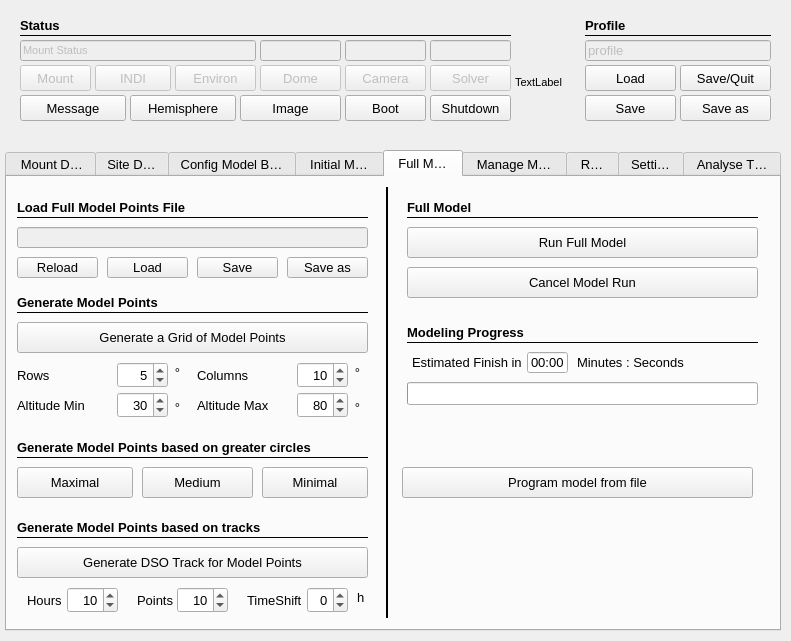
Qt form mountwizzard/gui/main_window_ui.ui (sayitfast/MountWizzard3) before a commit.
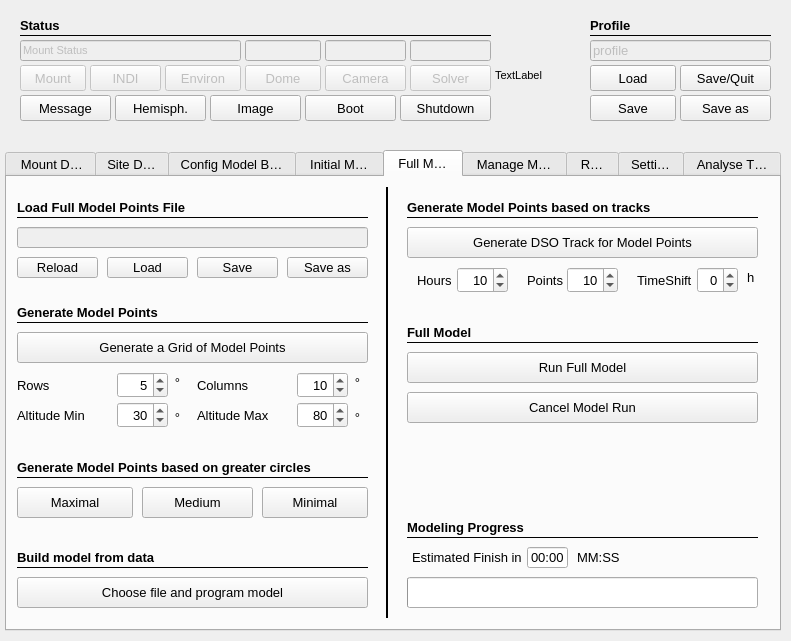
The same form after that commit. The open tabs and pages were chosen to show the change.

Commit message: update gui next step

What changed in the file:
```diff
--- a/mountwizzard/gui/main_window_ui.ui
+++ b/mountwizzard/gui/main_window_ui.ui
@@ -75,7 +75,7 @@
     <rect>
      <x>20</x>
      <y>40</y>
-     <width>236</width>
+     <width>221</width>
      <height>21</height>
     </rect>
    </property>
@@ -6545,7 +6545,7 @@
      <property name="geometry">
       <rect>
        <x>10</x>
-       <y>145</y>
+       <y>155</y>
        <width>351</width>
        <height>31</height>
       </rect>
@@ -6561,7 +6561,7 @@
      <property name="geometry">
       <rect>
        <x>10</x>
-       <y>115</y>
+       <y>125</y>
        <width>171</width>
        <height>21</height>
       </rect>
@@ -6581,7 +6581,7 @@
      <property name="geometry">
       <rect>
        <x>190</x>
-       <y>185</y>
+       <y>195</y>
        <width>101</width>
        <height>26</height>
       </rect>
@@ -6599,7 +6599,7 @@
      <property name="geometry">
       <rect>
        <x>10</x>
-       <y>185</y>
+       <y>195</y>
        <width>91</width>
        <height>26</height>
       </rect>
@@ -6617,7 +6617,7 @@
      <property name="geometry">
       <rect>
        <x>135</x>
-       <y>290</y>
+       <y>310</y>
        <width>111</width>
        <height>31</height>
       </rect>
@@ -6633,7 +6633,7 @@
      <property name="geometry">
       <rect>
        <x>10</x>
-       <y>290</y>
+       <y>310</y>
        <width>116</width>
        <height>31</height>
       </rect>
@@ -6649,7 +6649,7 @@
      <property name="geometry">
       <rect>
        <x>110</x>
-       <y>185</y>
+       <y>195</y>
        <width>51</width>
        <height>26</height>
       </rect>
@@ -6703,7 +6703,7 @@
      <property name="geometry">
       <rect>
        <x>290</x>
-       <y>185</y>
+       <y>195</y>
        <width>51</width>
        <height>26</height>
       </rect>
@@ -6741,7 +6741,7 @@
      <property name="geometry">
       <rect>
        <x>400</x>
-       <y>50</y>
+       <y>175</y>
        <width>351</width>
        <height>31</height>
       </rect>
@@ -6756,8 +6756,8 @@
     <widget class="Line" name="line_26">
      <property name="geometry">
       <rect>
-       <x>10</x>
-       <y>360</y>
+       <x>400</x>
+       <y>40</y>
        <width>351</width>
        <height>1</height>
       </rect>
@@ -6773,7 +6773,7 @@
      <property name="geometry">
       <rect>
        <x>400</x>
-       <y>90</y>
+       <y>215</y>
        <width>351</width>
        <height>31</height>
       </rect>
@@ -6792,7 +6792,7 @@
      <property name="geometry">
       <rect>
        <x>10</x>
-       <y>135</y>
+       <y>145</y>
        <width>351</width>
        <height>1</height>
       </rect>
@@ -6807,8 +6807,8 @@
     <widget class="QPushButton" name="btn_generateDSOPoints">
      <property name="geometry">
       <rect>
-       <x>10</x>
-       <y>370</y>
+       <x>400</x>
+       <y>50</y>
        <width>351</width>
        <height>31</height>
       </rect>
@@ -6846,7 +6846,7 @@
      <property name="geometry">
       <rect>
        <x>10</x>
-       <y>280</y>
+       <y>300</y>
        <width>351</width>
        <height>1</height>
       </rect>
@@ -6861,8 +6861,8 @@
     <widget class="QDoubleSpinBox" name="numberHoursDSO">
      <property name="geometry">
       <rect>
-       <x>60</x>
-       <y>410</y>
+       <x>450</x>
+       <y>90</y>
        <width>51</width>
        <height>26</height>
       </rect>
@@ -6899,8 +6899,8 @@
     <widget class="QLabel" name="label_181">
      <property name="geometry">
       <rect>
-       <x>20</x>
-       <y>410</y>
+       <x>410</x>
+       <y>90</y>
        <width>41</width>
        <height>26</height>
       </rect>
@@ -6917,8 +6917,8 @@
     <widget class="QLabel" name="label_188">
      <property name="geometry">
       <rect>
-       <x>130</x>
-       <y>410</y>
+       <x>520</x>
+       <y>90</y>
        <width>41</width>
        <height>26</height>
       </rect>
@@ -6935,8 +6935,8 @@
     <widget class="QDoubleSpinBox" name="numberPointsDSO">
      <property name="geometry">
       <rect>
-       <x>170</x>
-       <y>410</y>
+       <x>560</x>
+       <y>90</y>
        <width>51</width>
        <height>26</height>
       </rect>
@@ -6973,8 +6973,8 @@
     <widget class="QLabel" name="label_189">
      <property name="geometry">
       <rect>
-       <x>240</x>
-       <y>410</y>
+       <x>630</x>
+       <y>90</y>
        <width>61</width>
        <height>26</height>
       </rect>
@@ -6991,8 +6991,8 @@
     <widget class="QDoubleSpinBox" name="numberHoursPreview">
      <property name="geometry">
       <rect>
-       <x>300</x>
-       <y>410</y>
+       <x>690</x>
+       <y>90</y>
        <width>41</width>
        <height>26</height>
       </rect>
@@ -7030,7 +7030,7 @@
      <property name="geometry">
       <rect>
        <x>190</x>
-       <y>215</y>
+       <y>225</y>
        <width>101</width>
        <height>26</height>
       </rect>
@@ -7048,7 +7048,7 @@
      <property name="geometry">
       <rect>
        <x>290</x>
-       <y>215</y>
+       <y>225</y>
        <width>51</width>
        <height>26</height>
       </rect>
@@ -7086,7 +7086,7 @@
      <property name="geometry">
       <rect>
        <x>110</x>
-       <y>215</y>
+       <y>225</y>
        <width>51</width>
        <height>26</height>
       </rect>
@@ -7124,7 +7124,7 @@
      <property name="geometry">
       <rect>
        <x>10</x>
-       <y>215</y>
+       <y>225</y>
        <width>91</width>
        <height>26</height>
       </rect>
@@ -7142,7 +7142,7 @@
      <property name="geometry">
       <rect>
        <x>340</x>
-       <y>185</y>
+       <y>195</y>
        <width>21</width>
        <height>20</height>
       </rect>
@@ -7166,7 +7166,7 @@
      <property name="geometry">
       <rect>
        <x>340</x>
-       <y>220</y>
+       <y>230</y>
        <width>21</width>
        <height>20</height>
       </rect>
@@ -7190,7 +7190,7 @@
      <property name="geometry">
       <rect>
        <x>160</x>
-       <y>185</y>
+       <y>195</y>
        <width>21</width>
        <height>20</height>
       </rect>
@@ -7214,7 +7214,7 @@
      <property name="geometry">
       <rect>
        <x>160</x>
-       <y>220</y>
+       <y>230</y>
        <width>21</width>
        <height>20</height>
       </rect>
@@ -7238,7 +7238,7 @@
      <property name="geometry">
       <rect>
        <x>255</x>
-       <y>290</y>
+       <y>310</y>
        <width>106</width>
        <height>31</height>
       </rect>
@@ -7253,8 +7253,8 @@
     <widget class="QLabel" name="label_204">
      <property name="geometry">
       <rect>
-       <x>350</x>
-       <y>410</y>
+       <x>740</x>
+       <y>90</y>
        <width>16</width>
        <height>21</height>
       </rect>
@@ -7272,7 +7272,7 @@
      <property name="geometry">
       <rect>
        <x>400</x>
-       <y>40</y>
+       <y>165</y>
        <width>351</width>
        <height>1</height>
       </rect>
@@ -7288,7 +7288,7 @@
      <property name="geometry">
       <rect>
        <x>400</x>
-       <y>20</y>
+       <y>145</y>
        <width>81</width>
        <height>21</height>
       </rect>
@@ -7308,7 +7308,7 @@
      <property name="geometry">
       <rect>
        <x>10</x>
-       <y>260</y>
+       <y>280</y>
        <width>311</width>
        <height>21</height>
       </rect>
@@ -7327,8 +7327,8 @@
     <widget class="QLabel" name="label_136">
      <property name="geometry">
       <rect>
-       <x>10</x>
-       <y>340</y>
+       <x>400</x>
+       <y>20</y>
        <width>311</width>
        <height>21</height>
       </rect>
@@ -7509,7 +7509,7 @@
      <property name="geometry">
       <rect>
        <x>520</x>
-       <y>175</y>
+       <y>370</y>
        <width>41</width>
        <height>21</height>
       </rect>
@@ -7551,7 +7551,7 @@
      <property name="geometry">
       <rect>
        <x>405</x>
-       <y>175</y>
+       <y>370</y>
        <width>111</width>
        <height>21</height>
       </rect>
@@ -7572,9 +7572,9 @@
      <property name="geometry">
       <rect>
        <x>400</x>
-       <y>205</y>
+       <y>400</y>
        <width>351</width>
-       <height>23</height>
+       <height>31</height>
       </rect>
      </property>
      <property name="maximum">
@@ -7603,8 +7603,8 @@
      <property name="geometry">
       <rect>
        <x>570</x>
-       <y>175</y>
-       <width>116</width>
+       <y>370</y>
+       <width>46</width>
        <height>21</height>
       </rect>
      </property>
@@ -7617,14 +7617,14 @@
       </font>
      </property>
      <property name="text">
-      <string>Minutes : Seconds</string>
+      <string>MM:SS</string>
      </property>
     </widget>
     <widget class="QLabel" name="label_216">
      <property name="geometry">
       <rect>
        <x>400</x>
-       <y>145</y>
+       <y>340</y>
        <width>121</width>
        <height>21</height>
       </rect>
@@ -7644,7 +7644,7 @@
      <property name="geometry">
       <rect>
        <x>400</x>
-       <y>165</y>
+       <y>360</y>
        <width>351</width>
        <height>1</height>
       </rect>
@@ -7662,8 +7662,8 @@
      </property>
      <property name="geometry">
       <rect>
-       <x>395</x>
-       <y>290</y>
+       <x>10</x>
+       <y>400</y>
        <width>351</width>
        <height>31</height>
       </rect>
@@ -7672,7 +7672,43 @@
       <string>&lt;html&gt;&lt;head/&gt;&lt;body&gt;&lt;p&gt;Run model making from a data file stored as analyse file&lt;/p&gt;&lt;/body&gt;&lt;/html&gt;</string>
      </property>
      <property name="text">
-      <string>Program model from file</string>
+      <string>Choose file and program model</string>
+     </property>
+    </widget>
+    <widget class="Line" name="line_39">
+     <property name="geometry">
+      <rect>
+       <x>10</x>
+       <y>390</y>
+       <width>351</width>
+       <height>1</height>
+      </rect>
+     </property>
+     <property name="frameShadow">
+      <enum>QFrame::Plain</enum>
+     </property>
+     <property name="orientation">
+      <enum>Qt::Horizontal</enum>
+     </property>
+    </widget>
+    <widget class="QLabel" name="label_205">
+     <property name="geometry">
+      <rect>
+       <x>10</x>
+       <y>370</y>
+       <width>151</width>
+       <height>21</height>
+      </rect>
+     </property>
+     <property name="font">
+      <font>
+       <pointsize>10</pointsize>
+       <weight>75</weight>
+       <bold>true</bold>
+      </font>
+     </property>
+     <property name="text">
+      <string>Build model from data</string>
      </property>
     </widget>
     <zorder>line_42</zorder>
@@ -14602,9 +14638,9 @@
   <widget class="QPushButton" name="btn_saveConfig">
    <property name="geometry">
     <rect>
-     <x>585</x>
+     <x>590</x>
      <y>95</y>
-     <width>91</width>
+     <width>86</width>
      <height>26</height>
     </rect>
    </property>
@@ -14629,7 +14665,7 @@
    </property>
    <property name="geometry">
     <rect>
-     <x>345</x>
+     <x>325</x>
      <y>65</y>
      <width>81</width>
      <height>26</height>
@@ -14653,9 +14689,9 @@
    </property>
    <property name="geometry">
     <rect>
-     <x>260</x>
+     <x>245</x>
      <y>65</y>
-     <width>81</width>
+     <width>76</width>
      <height>26</height>
     </rect>
    </property>
@@ -14679,7 +14715,7 @@
     <rect>
      <x>20</x>
      <y>65</y>
-     <width>71</width>
+     <width>66</width>
      <height>26</height>
     </rect>
    </property>
@@ -14704,9 +14740,9 @@
    </property>
    <property name="geometry">
     <rect>
-     <x>175</x>
+     <x>165</x>
      <y>65</y>
-     <width>81</width>
+     <width>76</width>
      <height>26</height>
     </rect>
    </property>
@@ -14727,7 +14763,7 @@
     <rect>
      <x>20</x>
      <y>95</y>
-     <width>106</width>
+     <width>91</width>
      <height>26</height>
     </rect>
    </property>
@@ -14752,7 +14788,7 @@
    </property>
    <property name="geometry">
     <rect>
-     <x>430</x>
+     <x>410</x>
      <y>65</y>
      <width>81</width>
      <height>26</height>
@@ -14773,9 +14809,9 @@
   <widget class="QPushButton" name="btn_loadFrom">
    <property name="geometry">
     <rect>
-     <x>585</x>
+     <x>590</x>
      <y>65</y>
-     <width>91</width>
+     <width>86</width>
      <height>26</height>
     </rect>
    </property>
@@ -14824,9 +14860,9 @@
    </property>
    <property name="geometry">
     <rect>
-     <x>585</x>
+     <x>590</x>
      <y>40</y>
-     <width>186</width>
+     <width>181</width>
      <height>21</height>
     </rect>
    </property>
@@ -14863,10 +14899,10 @@
   <widget class="QLabel" name="mainicon">
    <property name="geometry">
     <rect>
-     <x>515</x>
-     <y>50</y>
-     <width>65</width>
-     <height>65</height>
+     <x>495</x>
+     <y>30</y>
+     <width>91</width>
+     <height>91</height>
     </rect>
    </property>
    <property name="text">
@@ -14879,7 +14915,7 @@
   <widget class="QLabel" name="label_102">
    <property name="geometry">
     <rect>
-     <x>585</x>
+     <x>590</x>
      <y>15</y>
      <width>51</width>
      <height>21</height>
@@ -14899,9 +14935,9 @@
   <widget class="QPushButton" name="btn_mountShutdown">
    <property name="geometry">
     <rect>
-     <x>430</x>
+     <x>400</x>
      <y>95</y>
-     <width>81</width>
+     <width>91</width>
      <height>26</height>
     </rect>
    </property>
@@ -14920,9 +14956,9 @@
   <widget class="QPushButton" name="btn_mountBoot">
    <property name="geometry">
     <rect>
-     <x>345</x>
+     <x>305</x>
      <y>95</y>
-     <width>81</width>
+     <width>91</width>
      <height>26</height>
     </rect>
    </property>
@@ -14960,9 +14996,9 @@
    </property>
    <property name="geometry">
     <rect>
-     <x>95</x>
+     <x>90</x>
      <y>65</y>
-     <width>76</width>
+     <width>71</width>
      <height>26</height>
     </rect>
    </property>
@@ -14984,7 +15020,7 @@
    </property>
    <property name="geometry">
     <rect>
-     <x>345</x>
+     <x>325</x>
      <y>40</y>
      <width>81</width>
      <height>21</height>
@@ -15026,7 +15062,7 @@
    </property>
    <property name="geometry">
     <rect>
-     <x>430</x>
+     <x>410</x>
      <y>40</y>
      <width>81</width>
      <height>21</height>
@@ -15068,9 +15104,9 @@
    </property>
    <property name="geometry">
     <rect>
-     <x>260</x>
+     <x>245</x>
      <y>40</y>
-     <width>81</width>
+     <width>76</width>
      <height>21</height>
     </rect>
    </property>
@@ -15107,9 +15143,9 @@
   <widget class="Line" name="line_30">
    <property name="geometry">
     <rect>
-     <x>585</x>
+     <x>590</x>
      <y>35</y>
-     <width>186</width>
+     <width>181</width>
      <height>1</height>
     </rect>
    </property>
@@ -15145,7 +15181,7 @@
     <rect>
      <x>20</x>
      <y>35</y>
-     <width>491</width>
+     <width>471</width>
      <height>1</height>
     </rect>
    </property>
@@ -15159,9 +15195,9 @@
   <widget class="QPushButton" name="btn_openHemisphereWindow">
    <property name="geometry">
     <rect>
-     <x>130</x>
+     <x>115</x>
      <y>95</y>
-     <width>106</width>
+     <width>91</width>
      <height>26</height>
     </rect>
    </property>
@@ -15178,15 +15214,15 @@
     <string notr="true"/>
    </property>
    <property name="text">
-    <string>Hemisphere</string>
+    <string>Hemisph.</string>
    </property>
   </widget>
   <widget class="QPushButton" name="btn_openImageWindow">
    <property name="geometry">
     <rect>
-     <x>240</x>
+     <x>210</x>
      <y>95</y>
-     <width>101</width>
+     <width>91</width>
      <height>26</height>
     </rect>
    </property>
```
Left out of the diff: 4 changed lines with no effect on the pictures. The commit also changes 2 other files.
